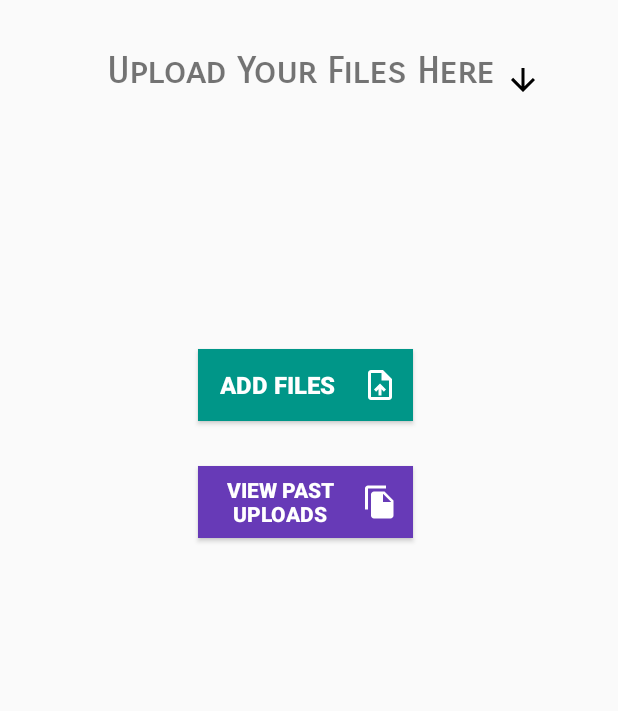
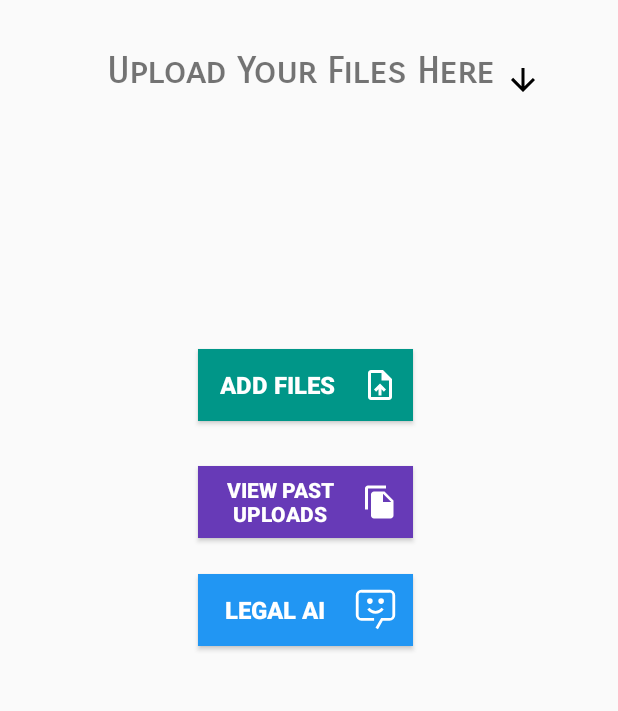
Before and after one commit to Sarimsaljook/JurisScan, an Android app: the MainActivity screen opened directly, with no data from a screen before it, on a phone screen of 412 x 824 dp, the part 398-1109 px from its top. Run offline under Robolectric (Android 15) with nearby library versions, the light colour scheme and no system bars; our stand-ins replace Firebase (no records; nobody signed in at launch, a user with empty details on screens opened directly).

Commit message:
UI Changes + Initial AWS s3 Integration (Still Some issues)

```diff
--- a/app/build.gradle
+++ b/app/build.gradle
@@ -49,4 +49,5 @@ dependencies {
     implementation 'androidx.drawerlayout:drawerlayout:1.1.1'
     implementation 'com.squareup.retrofit2:retrofit:2.9.0'
     implementation 'com.squareup.retrofit2:converter-gson:2.9.0'
+    implementation 'com.amazonaws:aws-android-sdk-s3:2.16.12'
 }
--- a/app/src/main/java/com/example/jurisscan/MainActivity.java
+++ b/app/src/main/java/com/example/jurisscan/MainActivity.java
@@ -44,13 +44,13 @@ public class MainActivity extends AppCompatActivity {
 
         mAuth = FirebaseAuth.getInstance();
 
-        getWindow().setFlags(WindowManager.LayoutParams.FLAG_LAYOUT_NO_LIMITS, WindowManager.LayoutParams.FLAG_LAYOUT_NO_LIMITS);
-
         Button buttonSelectPdf = findViewById(R.id.openPdfViewer);
         Button buttonPastUploads = findViewById(R.id.viewPastUploads);
+        Button buttonOpenGenericAIChatWindow = findViewById(R.id.openGenericChatBot);
 
         buttonSelectPdf.setOnClickListener(v -> selectPdf());
         buttonPastUploads.setOnClickListener(v -> startActivity(new Intent(MainActivity.this, PastUploadsList.class)));
+        buttonOpenGenericAIChatWindow.setOnClickListener(v -> startActivity(new Intent(MainActivity.this, ChatBot.class)));
     }
 
     @Override
--- a/app/src/main/java/com/example/jurisscan/PastUploadsList.java
+++ b/app/src/main/java/com/example/jurisscan/PastUploadsList.java
@@ -48,12 +48,14 @@ public class PastUploadsList extends AppCompatActivity {
                     recyclerView.setAdapter(fileAdapter);
                 } else {
                     Toast.makeText(PastUploadsList.this, "Error fetching files", Toast.LENGTH_SHORT).show();
+                    System.out.println(response.errorBody());
                 }
             }
 
             @Override
             public void onFailure(Call<FileResponse> call, Throwable t) {
                 Toast.makeText(PastUploadsList.this, "Network error", Toast.LENGTH_SHORT).show();
+                System.out.println(t.getMessage());
             }
         });
     }
--- /dev/null
+++ b/app/src/main/res/drawable/chat_bot_img.xml
@@ -0,0 +1,18 @@
+<vector xmlns:android="http://schemas.android.com/apk/res/android"
+    android:width="30dp"
+    android:height="30dp"
+    android:viewportWidth="32"
+    android:viewportHeight="32">
+  <path
+      android:pathData="M16,19a6.991,6.991 0,0 1,-5.833 -3.129l1.666,-1.107a5.001,5.001 0,0 0,8.334 0l1.666,1.107A6.991,6.991 0,0 1,16 19Z"
+      android:fillColor="#FFFFFF"/>
+  <path
+      android:pathData="M20,8a2,2 0,1 0,2 2A1.981,1.981 0,0 0,20 8Z"
+      android:fillColor="#FFFFFF"/>
+  <path
+      android:pathData="M12,8a2,2 0,1 0,2 2A1.981,1.981 0,0 0,12 8Z"
+      android:fillColor="#FFFFFF"/>
+  <path
+      android:pathData="M17.736,30 L16,29l4,-7h6a1.997,1.997 0,0 0,2 -2V6a1.997,1.997 0,0 0,-2 -2H6A1.997,1.997 0,0 0,4 6V20a1.997,1.997 0,0 0,2 2h9v2H6a3.999,3.999 0,0 1,-4 -4V6A3.999,3.999 0,0 1,6 2H26a3.999,3.999 0,0 1,4 4V20a3.999,3.999 0,0 1,-4 4H21.165Z"
+      android:fillColor="#FFFFFF"/>
+</vector>
--- a/app/src/main/res/drawable/rounded_background_user.xml
+++ b/app/src/main/res/drawable/rounded_background_user.xml
@@ -2,5 +2,5 @@
 <shape xmlns:android="http://schemas.android.com/apk/res/android"
     android:shape="rectangle">
     <solid android:color="#009688" /> <!-- Solid color for the background -->
-    <corners android:radius="50dp" /> <!-- Radius for rounded corners, adjust as needed -->
+    <corners android:radius="35dp" /> <!-- Radius for rounded corners, adjust as needed -->
 </shape>
--- a/app/src/main/res/layout/activity_main.xml
+++ b/app/src/main/res/layout/activity_main.xml
@@ -72,5 +72,24 @@
         app:layout_constraintBottom_toBottomOf="parent"
         app:layout_constraintStart_toStartOf="parent" />
 
+    <Button
+        android:id="@+id/openGenericChatBot"
+        android:layout_width="143dp"
+        android:layout_height="48dp"
+        android:layout_marginStart="132dp"
+        android:layout_marginBottom="128dp"
+        android:background="#2196F3"
+        android:drawableEnd="@drawable/chat_bot_img"
+        android:foregroundTint="#FFFFFF"
+        android:paddingRight="10dp"
+        android:shadowColor="#000000"
+        android:text="Legal AI"
+        android:textColor="#FFFFFF"
+        android:textSize="16sp"
+
+        android:textStyle="bold"
+        app:layout_constraintBottom_toBottomOf="parent"
+        app:layout_constraintStart_toStartOf="parent" />
+
 
 </androidx.constraintlayout.widget.ConstraintLayout>
--- a/app/src/main/res/layout/file_item.xml
+++ b/app/src/main/res/layout/file_item.xml
@@ -14,6 +14,7 @@
         android:paddingStart="5dp"
         android:paddingTop="5dp"
         android:paddingEnd="5dp"
+        android:drawablePadding="10dp"
         android:textColor="#000000"
         android:textSize="16sp"
         android:textStyle="bold|italic" />
```
Also changed, not shown: app/src/main/AndroidManifest.xml (+8 -4 lines), app/src/main/java/com/example/jurisscan/ChatBot.java (added, +35 -0 lines), app/src/main/java/com/example/jurisscan/DocumentView.java (+60 -6 lines), app/src/main/res/layout/activity_chat_bot.xml (added, +9 -0 lines).
